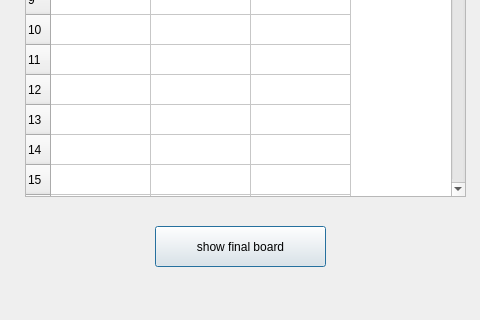
The window that GUI/gamehistorydialog.ui (AHMED-ABDELLATIF56/Advanced-Tic-Tac-Toe) describes before a commit, drawn with Qt 5; both pictures show x 115 to 595 and y 294 to 614 of the 729 by 614 pixel window.
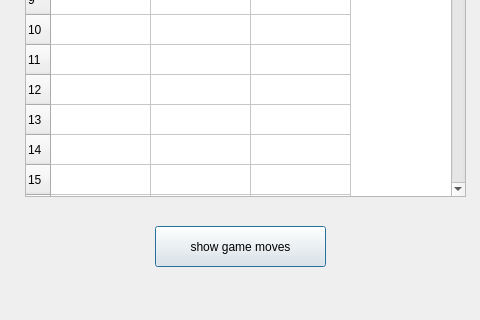
The same window after the commit.

Diff of the .ui file:
```diff
--- a/GUI/gamehistorydialog.ui
+++ b/GUI/gamehistorydialog.ui
@@ -166,7 +166,7 @@
     </rect>
    </property>
    <property name="text">
-    <string>show final board</string>
+    <string>show game moves</string>
    </property>
   </widget>
  </widget>
```
